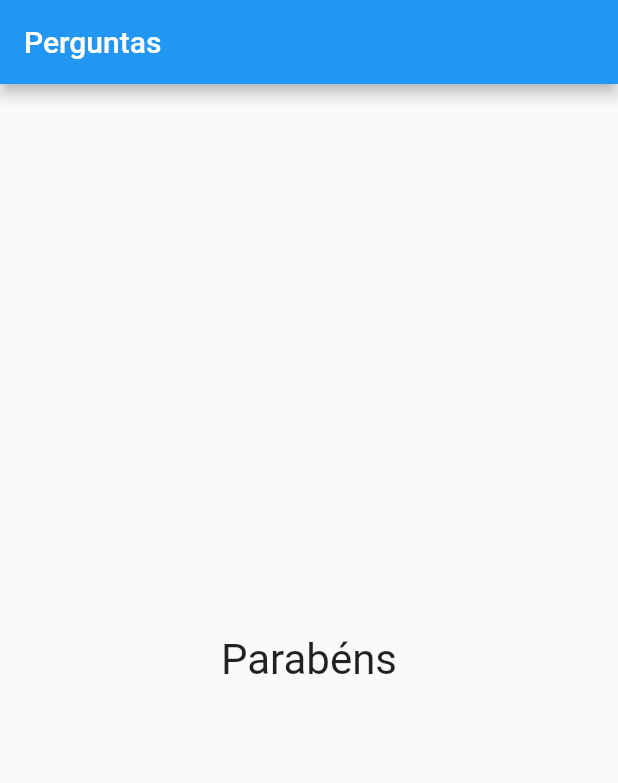
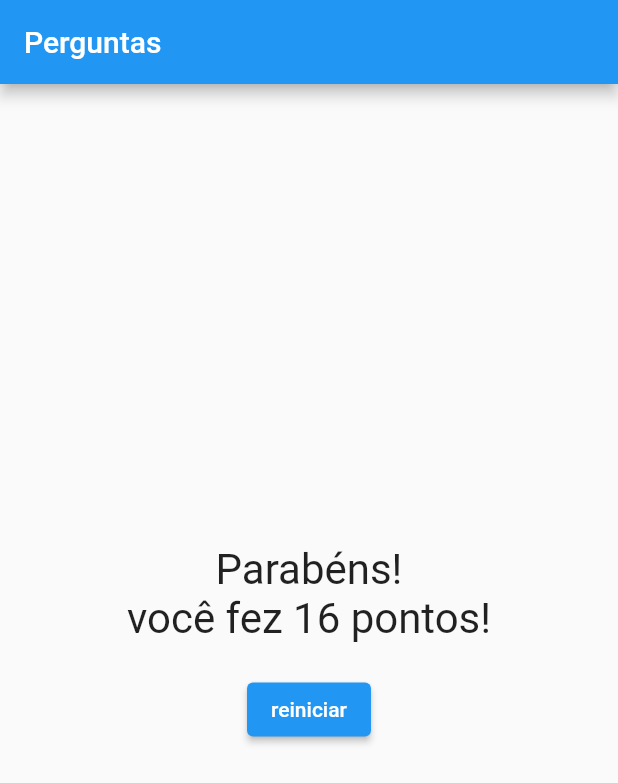
Before and after one commit to nellysbr/curso_flutter, a Flutter app: the screen it shows after launch, after a tap on "Amarelo", after a tap on "Gato", on a phone screen of 412 x 824 dp. Shown: the top 783 px of the screen. Run offline on Flutter 3.47's test engine with Material 2 defaults, Android fonts, the phone set to English and light mode, and no system bars.

Commit message:
finished basic aplication

```diff
--- a/lib/form.dart
+++ b/lib/form.dart
@@ -5,7 +5,7 @@ import 'answer_buttons.dart';
 class FormApp extends StatelessWidget {
   final int perguntaSelecionada;
   final List<Map<String, Object>> perguntas;
-  final void Function() responder;
+  final void Function(int) responder;
 
   const FormApp({
     super.key,
@@ -21,11 +21,15 @@ class FormApp extends StatelessWidget {
   @override
   Widget build(BuildContext context) {
     //cria uma lista passando por todas as respostas
-    List<String> answers =
-        hasQuestion ? perguntas[perguntaSelecionada].cast()['respostas'] : [];
+    List<Map<String, Object>> answers = hasQuestion
+        ? perguntas[perguntaSelecionada].cast()['respostas']
+            as List<Map<String, Object>> //nao precisa dessa ultima parte
+        : [];
     //map dos valores dessa lista e invocando os botoes
-    List<Widget> widgetButtons =
-        answers.map((e) => AnswerButtons(e, responder)).toList();
+    List<Widget> widgetButtons = answers
+        .map((res) => AnswerButtons(res['texto'].toString(),
+            () => responder(int.parse(res['nota'].toString()))))
+        .toList();
 
     return Column(
       children: <Widget>[
--- a/lib/main.dart
+++ b/lib/main.dart
@@ -12,24 +12,41 @@ main() => runApp(const PerguntasApp());
 //transformando para statefull
 class PerguntaAppState extends State<PerguntasApp> {
   var perguntaSelecionada = 0;
+  var totalPoints = 0;
 
   final List<Map<String, Object>> _perguntas = [
     {
       'texto': 'Qual a sua cor favorita?',
-      'respostas': ['Amarelo', 'Azul', 'Vermelho']
+      'respostas': [
+        {'texto': 'Amarelo', 'nota': 10},
+        {'texto': 'Azul', 'nota': 2},
+        {'texto': 'Vermelho', 'nota': 5},
+      ]
     },
     {
       'texto': 'Qual o seu animal favorito?',
-      'respostas': ['Cachorro', 'Gato', 'Macaco']
+      'respostas': [
+        {'texto': 'Macaco', 'nota': 8},
+        {'texto': 'Gato', 'nota': 6},
+        {'texto': 'Cachorro', 'nota': 10},
+      ]
     },
   ];
 
-  void _responder() {
+  void _responder(int points) {
     setState(() {
       perguntaSelecionada++;
+      totalPoints += points;
     });
     // print(_perguntas[perguntaSelecionada].cast()['respostas'].toString());
     // Result(_perguntas[perguntaSelecionada].cast()['respostas']);
+  }
+
+  void _resetApp() {
+    setState(() {
+      perguntaSelecionada = 0;
+      totalPoints = 0;
+    });
   }
 
   bool get hasQuestion {
@@ -48,7 +65,7 @@ class PerguntaAppState extends State<PerguntasApp> {
                   perguntas: _perguntas,
                   responder: _responder,
                   perguntaSelecionada: perguntaSelecionada)
-              : const Result()),
+              : Result(_resetApp, totalPoints)),
     );
   }
 }
--- a/lib/result.dart
+++ b/lib/result.dart
@@ -1,16 +1,36 @@
 import 'package:flutter/material.dart';
 
 class Result extends StatelessWidget {
-  // final String userResponse;
-  const Result({super.key});
+  final int totalPoints;
+  final void Function() resetForm;
+  const Result(this.resetForm, this.totalPoints, {super.key});
+
+  String get points {
+    return totalPoints.toString();
+  }
 
   @override
   Widget build(BuildContext context) {
-    return const Center(
-      child: Text(
-        'Parabéns',
-        style: TextStyle(fontSize: 28),
-      ),
+    return Column(
+      mainAxisAlignment: MainAxisAlignment.center,
+      children: [
+        Center(
+          child: Text(
+            'Parabéns!\nvocê fez $points pontos!',
+            textAlign: TextAlign.center,
+            style: const TextStyle(fontSize: 28),
+          ),
+        ),
+        Container(
+          margin: const EdgeInsets.all(20),
+          alignment: Alignment.bottomCenter,
+          child: ElevatedButton(
+            onPressed: resetForm,
+            child: const Text("reiniciar"),
+          ),
+        )
+      ],
     );
   }
+  //
 }
```
